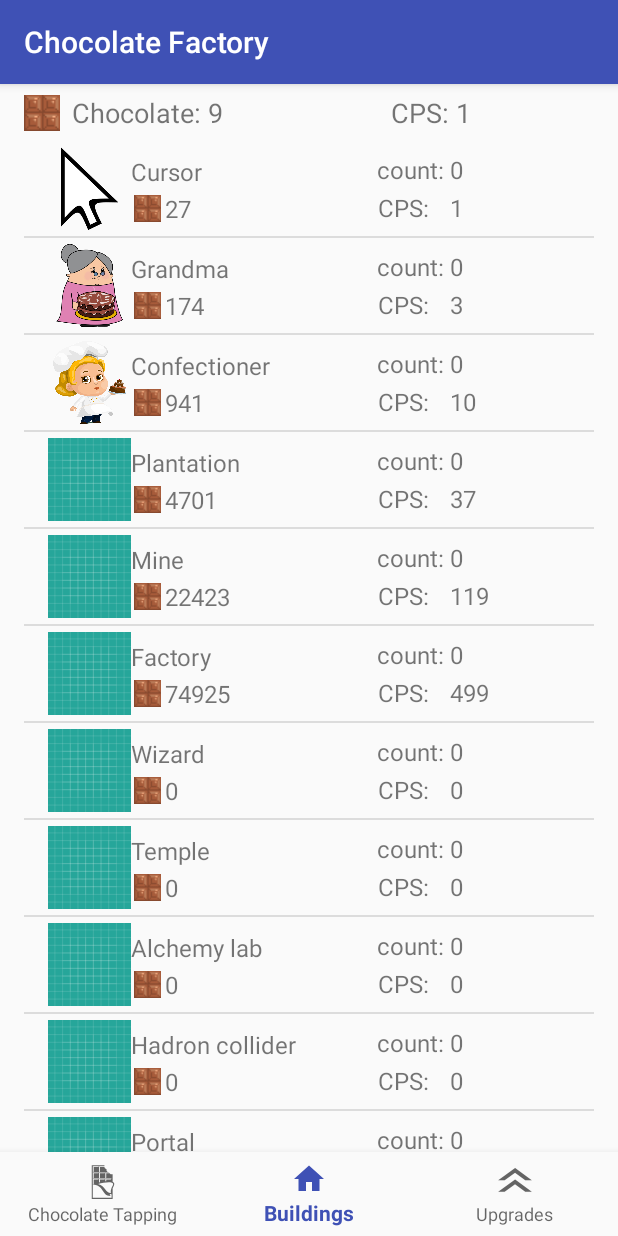
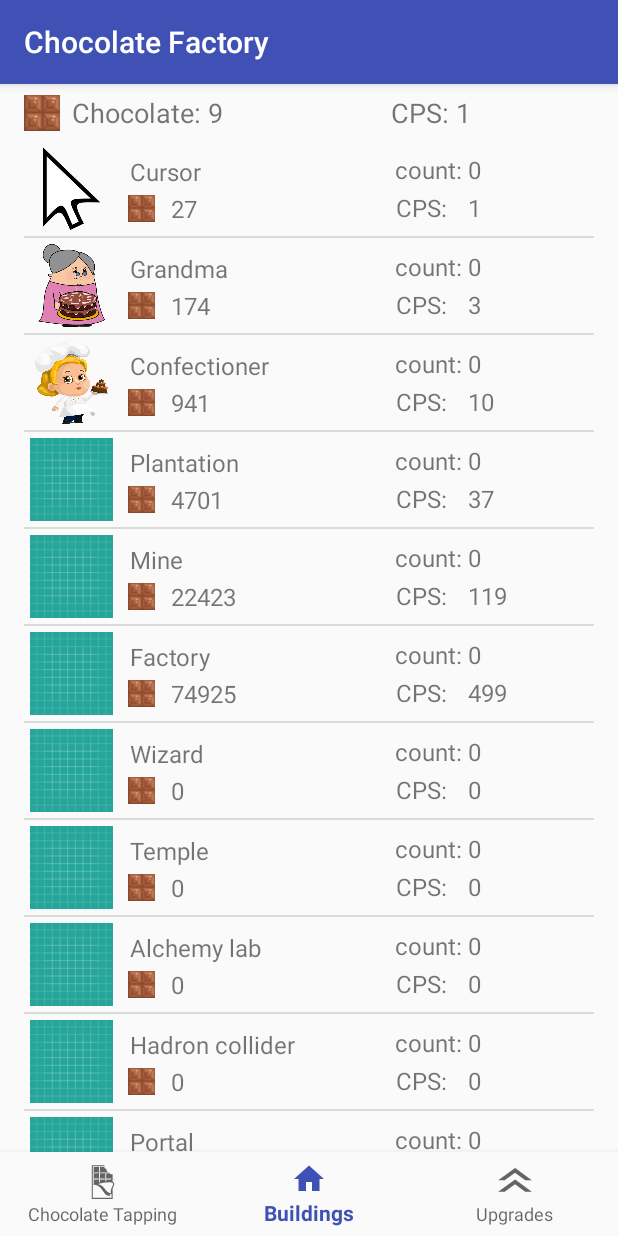
Before and after one commit to milosta/chochofactory, an Android app: the screen it shows after launch (GameActivity), item 2 of the bottom bar chosen, on a phone screen of 412 x 824 dp. Run offline under Robolectric (Android 15) with nearby library versions, the phone set to English and light mode, and no system bars.

Commit message:
fix padding

```diff
--- a/app/src/main/res/layout/building_item.xml
+++ b/app/src/main/res/layout/building_item.xml
@@ -4,8 +4,8 @@
     xmlns:tools="http://schemas.android.com/tools"
     android:layout_width="match_parent"
     android:layout_height="wrap_content"
-    android:paddingLeft="16dp"
-    android:paddingRight="16dp"
+    android:paddingLeft="4dp"
+    android:paddingRight="4dp"
     android:paddingTop="4dp"
     android:paddingBottom="4dp"
     android:orientation="horizontal">
```
